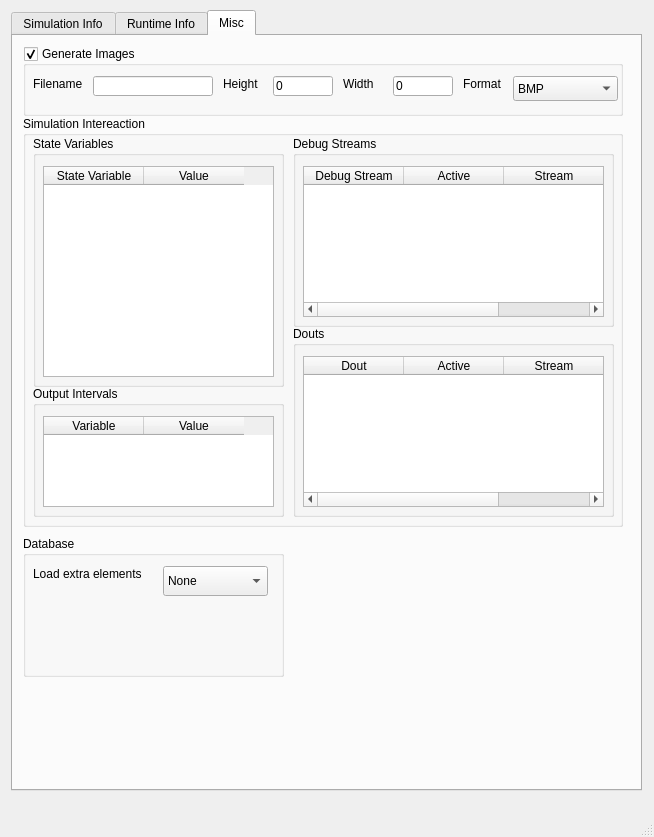
Above: src/VisIt/libsim/uintah.ui from Uintah/Uintah before the change. Below: the same form after it.
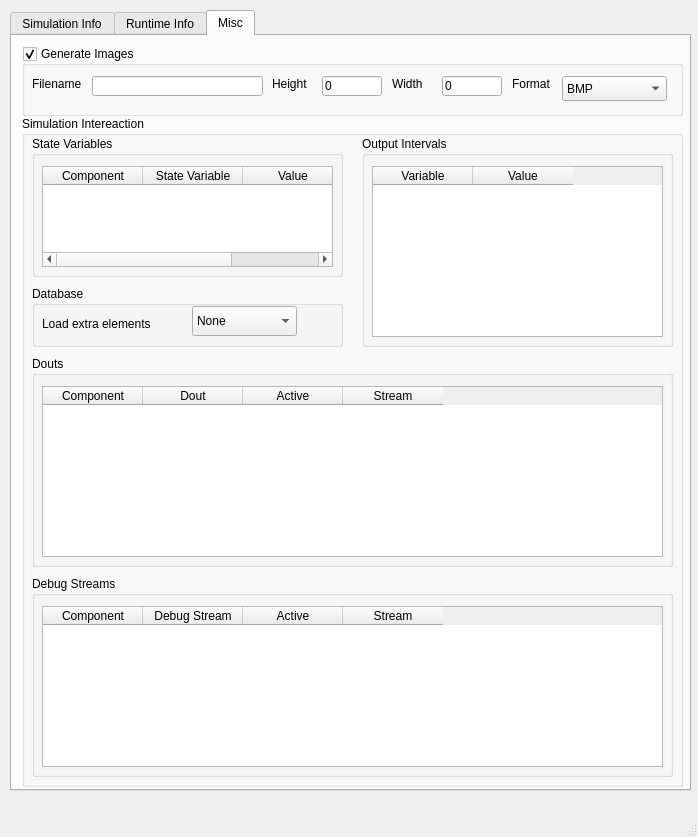
That is the form after the change. The open tabs and pages were chosen to show the change.

What changed in the file:
```diff
--- a/src/VisIt/libsim/uintah.ui
+++ b/src/VisIt/libsim/uintah.ui
@@ -6,7 +6,7 @@
    <rect>
     <x>0</x>
     <y>0</y>
-    <width>654</width>
+    <width>698</width>
     <height>837</height>
    </rect>
   </property>
@@ -17,9 +17,9 @@
    <widget class="QTabWidget" name="tabWidget">
     <property name="geometry">
      <rect>
-      <x>11</x>
+      <x>10</x>
       <y>10</y>
-      <width>631</width>
+      <width>681</width>
       <height>781</height>
      </rect>
     </property>
@@ -35,7 +35,7 @@
        <rect>
         <x>10</x>
         <y>0</y>
-        <width>601</width>
+        <width>661</width>
         <height>131</height>
        </rect>
       </property>
@@ -78,7 +78,7 @@
         <string>Time Step</string>
        </property>
       </widget>
-      <widget class="QLineEdit" name="Timestep">
+      <widget class="QLineEdit" name="TimeStep">
        <property name="geometry">
         <rect>
          <x>110</x>
@@ -124,7 +124,7 @@
         <string>Max Time Step</string>
        </property>
       </widget>
-      <widget class="QLineEdit" name="MaxTimestep">
+      <widget class="QLineEdit" name="MaxTimeStep">
        <property name="geometry">
         <rect>
          <x>110</x>
@@ -173,7 +173,7 @@
         <string>Stop execution at time step</string>
        </property>
       </widget>
-      <widget class="QLineEdit" name="StopAtTimestep">
+      <widget class="QLineEdit" name="StopAtTimeStep">
        <property name="geometry">
         <rect>
          <x>180</x>
@@ -183,7 +183,7 @@
         </rect>
        </property>
       </widget>
-      <widget class="QCheckBox" name="StopAtLastTimestep">
+      <widget class="QCheckBox" name="StopAtLastTimeStep">
        <property name="geometry">
         <rect>
          <x>330</x>
@@ -215,7 +215,7 @@
        <rect>
         <x>10</x>
         <y>590</y>
-        <width>601</width>
+        <width>661</width>
         <height>151</height>
        </rect>
       </property>
@@ -227,7 +227,7 @@
         <rect>
          <x>10</x>
          <y>30</y>
-         <width>580</width>
+         <width>641</width>
          <height>110</height>
         </rect>
        </property>
@@ -266,9 +266,9 @@
      <widget class="QGroupBox" name="AnalysisVariableGroupBox">
       <property name="geometry">
        <rect>
-        <x>260</x>
+        <x>280</x>
         <y>370</y>
-        <width>350</width>
+        <width>391</width>
         <height>221</height>
        </rect>
       </property>
@@ -280,10 +280,15 @@
         <rect>
          <x>10</x>
          <y>30</y>
-         <width>330</width>
+         <width>371</width>
          <height>181</height>
         </rect>
        </property>
+       <column>
+        <property name="text">
+         <string>Component</string>
+        </property>
+       </column>
        <column>
         <property name="text">
          <string>Variable</string>
@@ -304,9 +309,9 @@
      <widget class="QGroupBox" name="UPSVariableGroupBox">
       <property name="geometry">
        <rect>
-        <x>260</x>
+        <x>280</x>
         <y>130</y>
-        <width>350</width>
+        <width>391</width>
         <height>241</height>
        </rect>
       </property>
@@ -316,12 +321,17 @@
       <widget class="QTableWidget" name="UPSVariableTable">
        <property name="geometry">
         <rect>
-         <x>10</x>
+         <x>9</x>
          <y>30</y>
-         <width>330</width>
+         <width>371</width>
          <height>201</height>
         </rect>
        </property>
+       <column>
+        <property name="text">
+         <string>Component</string>
+        </property>
+       </column>
        <column>
         <property name="text">
          <string>Variable</string>
@@ -339,7 +349,7 @@
        <rect>
         <x>10</x>
         <y>370</y>
-        <width>240</width>
+        <width>261</width>
         <height>221</height>
        </rect>
       </property>
@@ -351,7 +361,7 @@
         <rect>
          <x>10</x>
          <y>30</y>
-         <width>220</width>
+         <width>241</width>
          <height>181</height>
         </rect>
        </property>
@@ -372,7 +382,7 @@
        <rect>
         <x>10</x>
         <y>130</y>
-        <width>240</width>
+        <width>261</width>
         <height>241</height>
        </rect>
       </property>
@@ -384,7 +394,7 @@
         <rect>
          <x>10</x>
          <y>30</y>
-         <width>220</width>
+         <width>241</width>
          <height>201</height>
         </rect>
        </property>
@@ -410,8 +420,8 @@
        <rect>
         <x>10</x>
         <y>0</y>
-        <width>600</width>
-        <height>291</height>
+        <width>661</width>
+        <height>301</height>
        </rect>
       </property>
       <property name="title">
@@ -422,8 +432,8 @@
         <rect>
          <x>10</x>
          <y>30</y>
-         <width>580</width>
-         <height>251</height>
+         <width>641</width>
+         <height>261</height>
         </rect>
        </property>
        <column>
@@ -462,9 +472,9 @@
       <property name="geometry">
        <rect>
         <x>10</x>
-        <y>290</y>
-        <width>600</width>
-        <height>291</height>
+        <y>300</y>
+        <width>661</width>
+        <height>281</height>
        </rect>
       </property>
       <property name="title">
@@ -475,8 +485,8 @@
         <rect>
          <x>10</x>
          <y>30</y>
-         <width>580</width>
-         <height>251</height>
+         <width>641</width>
+         <height>241</height>
         </rect>
        </property>
        <column>
@@ -511,24 +521,24 @@
        </column>
       </widget>
      </widget>
-     <widget class="QGroupBox" name="OtherStatsGroupBox">
+     <widget class="QGroupBox" name="ApplicationStatsGroupBox">
       <property name="geometry">
        <rect>
         <x>10</x>
         <y>580</y>
-        <width>600</width>
+        <width>661</width>
         <height>171</height>
        </rect>
       </property>
       <property name="title">
-       <string>Other Performance Stats</string>
+       <string>Application Performance Stats</string>
       </property>
-      <widget class="QTableWidget" name="OtherStatsTable">
+      <widget class="QTableWidget" name="ApplicationStatsTable">
        <property name="geometry">
         <rect>
          <x>10</x>
          <y>30</y>
-         <width>580</width>
+         <width>641</width>
          <height>131</height>
         </rect>
        </property>
@@ -574,7 +584,7 @@
        <rect>
         <x>10</x>
         <y>10</y>
-        <width>600</width>
+        <width>661</width>
         <height>70</height>
        </rect>
       </property>
@@ -600,7 +610,7 @@
       <widget class="QLabel" name="ImageHeightLabel">
        <property name="geometry">
         <rect>
-         <x>200</x>
+         <x>250</x>
          <y>30</y>
          <width>55</width>
          <height>15</height>
@@ -613,7 +623,7 @@
       <widget class="QLabel" name="ImageWidthLabel">
        <property name="geometry">
         <rect>
-         <x>320</x>
+         <x>370</x>
          <y>30</y>
          <width>55</width>
          <height>15</height>
@@ -626,7 +636,7 @@
       <widget class="QLabel" name="ImageFormatLabel">
        <property name="geometry">
         <rect>
-         <x>440</x>
+         <x>490</x>
          <y>30</y>
          <width>55</width>
          <height>15</height>
@@ -639,7 +649,7 @@
       <widget class="QComboBox" name="ImageFormat">
        <property name="geometry">
         <rect>
-         <x>490</x>
+         <x>540</x>
          <y>30</y>
          <width>105</width>
          <height>25</height>
@@ -684,7 +694,7 @@
       <widget class="QLineEdit" name="ImageWidth">
        <property name="geometry">
         <rect>
-         <x>370</x>
+         <x>420</x>
          <y>30</y>
          <width>60</width>
          <height>20</height>
@@ -697,7 +707,7 @@
       <widget class="QLineEdit" name="ImageHeight">
        <property name="geometry">
         <rect>
-         <x>250</x>
+         <x>300</x>
          <y>30</y>
          <width>60</width>
          <height>20</height>
@@ -712,7 +722,7 @@
         <rect>
          <x>70</x>
          <y>30</y>
-         <width>120</width>
+         <width>171</width>
          <height>20</height>
         </rect>
        </property>
@@ -723,8 +733,8 @@
        <rect>
         <x>10</x>
         <y>80</y>
-        <width>600</width>
-        <height>411</height>
+        <width>661</width>
+        <height>671</height>
        </rect>
       </property>
       <property name="title">
@@ -735,8 +745,8 @@
         <rect>
          <x>10</x>
          <y>20</y>
-         <width>251</width>
-         <height>251</height>
+         <width>311</width>
+         <height>141</height>
         </rect>
        </property>
        <property name="title">
@@ -747,10 +757,15 @@
          <rect>
           <x>10</x>
           <y>30</y>
-          <width>231</width>
-          <height>211</height>
+          <width>291</width>
+          <height>101</height>
          </rect>
         </property>
+        <column>
+         <property name="text">
+          <string>Component</string>
+         </property>
+        </column>
         <column>
          <property name="text">
           <string>State Variable</string>
@@ -766,10 +781,10 @@
       <widget class="QGroupBox" name="DebugStreamGroupBox">
        <property name="geometry">
         <rect>
-         <x>270</x>
-         <y>20</y>
-         <width>321</width>
-         <height>191</height>
+         <x>10</x>
+         <y>460</y>
+         <width>641</width>
+         <height>201</height>
         </rect>
        </property>
        <property name="title">
@@ -780,10 +795,15 @@
          <rect>
           <x>10</x>
           <y>30</y>
-          <width>301</width>
-          <height>151</height>
+          <width>621</width>
+          <height>161</height>
          </rect>
         </property>
+        <column>
+         <property name="text">
+          <string>Component</string>
+         </property>
+        </column>
         <column>
          <property name="text">
           <string>Debug Stream</string>
@@ -804,10 +824,10 @@
       <widget class="QGroupBox" name="OutputIntervalGroupBox">
        <property name="geometry">
         <rect>
-         <x>10</x>
-         <y>270</y>
-         <width>251</width>
-         <height>131</height>
+         <x>340</x>
+         <y>20</y>
+         <width>311</width>
+         <height>211</height>
         </rect>
        </property>
        <property name="title">
@@ -818,8 +838,8 @@
          <rect>
           <x>10</x>
           <y>30</y>
-          <width>231</width>
-          <height>91</height>
+          <width>291</width>
+          <height>171</height>
          </rect>
         </property>
         <column>
@@ -837,10 +857,10 @@
       <widget class="QGroupBox" name="DoutGroupBox">
        <property name="geometry">
         <rect>
-         <x>270</x>
-         <y>210</y>
-         <width>321</width>
-         <height>191</height>
+         <x>10</x>
+         <y>240</y>
+         <width>641</width>
+         <height>211</height>
         </rect>
        </property>
        <property name="title">
@@ -851,10 +871,15 @@
          <rect>
           <x>10</x>
           <y>30</y>
-          <width>301</width>
-          <height>151</height>
+          <width>621</width>
+          <height>171</height>
          </rect>
         </property>
+        <column>
+         <property name="text">
+          <string>Component</string>
+         </property>
+        </column>
         <column>
          <property name="text">
           <string>Dout</string>
@@ -872,14 +897,13 @@
         </column>
        </widget>
       </widget>
-     </widget>
      <widget class="QGroupBox" name="groupBox">
       <property name="geometry">
        <rect>
         <x>10</x>
-        <y>500</y>
-        <width>261</width>
-        <height>141</height>
+         <y>170</y>
+         <width>311</width>
+         <height>61</height>
        </rect>
       </property>
       <property name="title">
@@ -888,8 +912,8 @@
       <widget class="QComboBox" name="LoadExtraElements">
        <property name="geometry">
         <rect>
-         <x>140</x>
-         <y>30</y>
+          <x>160</x>
+          <y>20</y>
          <width>105</width>
          <height>30</height>
         </rect>
@@ -927,12 +951,13 @@
     </widget>
    </widget>
   </widget>
+  </widget>
   <widget class="QMenuBar" name="menubar">
    <property name="geometry">
     <rect>
      <x>0</x>
      <y>0</y>
-     <width>654</width>
+     <width>698</width>
      <height>22</height>
     </rect>
    </property>
```
Left out of the diff: 10 changed lines with no effect on the pictures. Lines whose indentation alone changed are shown as unchanged.
